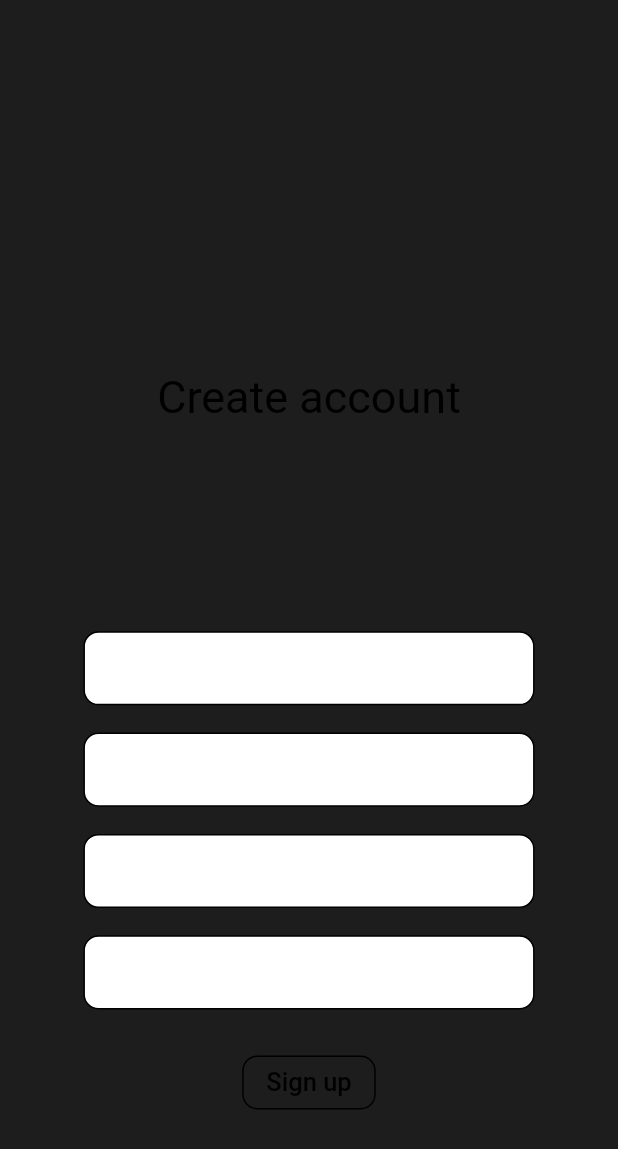
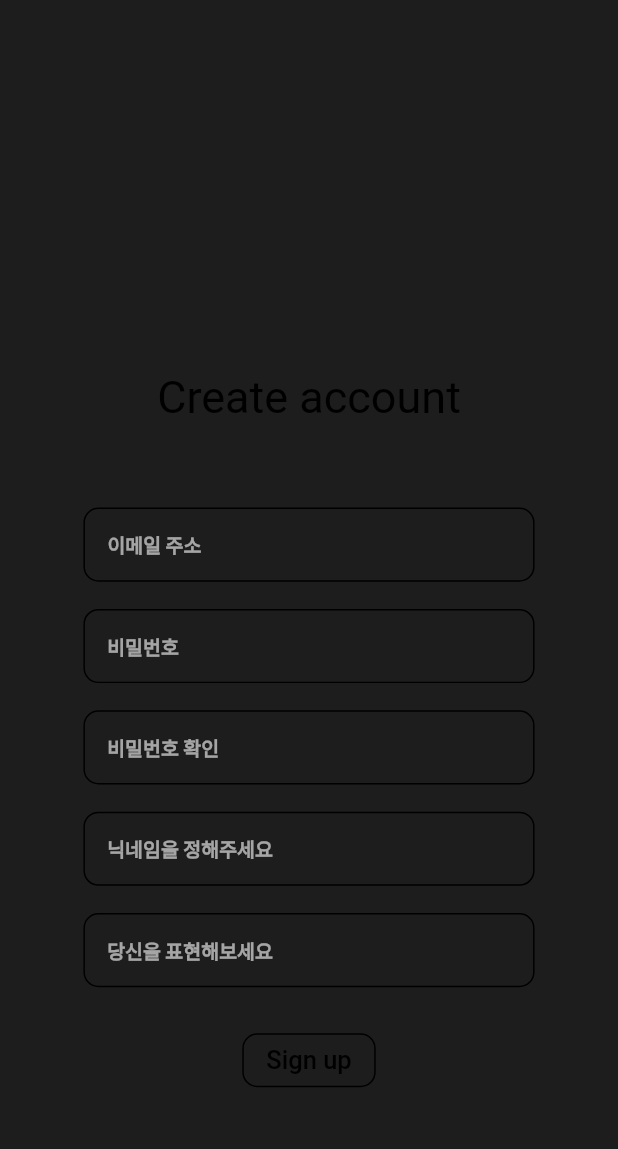
Before and after one commit to Cue-dev/Cue1.0_final, a Flutter app: the RegisterPage screen opened directly, on a phone screen of 412 x 824 dp. Shown: the top 1149 px of the screen. Run offline on Flutter 3.47's test engine with Material 2 defaults, Android fonts, the phone set to English and light mode, and no system bars; our stand-ins replace camera, cloud_firestore, firebase_auth, firebase_core, firebase_storage, flutter_spinkit and 5 more; missing offline and left inert: configurable_expansion_tile, flutter_sound, neeko; accounts and stored records are empty.

Commit message:
0403 updated

```diff
--- a/Cue/lib/screen/login/register_page.dart
+++ b/Cue/lib/screen/login/register_page.dart
@@ -14,14 +14,16 @@ class RegisterPage extends StatefulWidget {
 }
 
 class _RegisterPageState extends State<RegisterPage> {
+  final _scaffoldKey = GlobalKey<ScaffoldState>();
   final GlobalKey<FormState> _formKey = GlobalKey<FormState>();
   final TextEditingController _emailController = TextEditingController();
   final TextEditingController _passwordController = TextEditingController();
   final TextEditingController _passwordController2 = TextEditingController();
   final TextEditingController _nickNameController = TextEditingController();
+  final TextEditingController _descriptionController = TextEditingController();
   bool _loading = false;
 
-  bool _success;
+  bool _success = true;
   String _userEmail;
 
   @override
@@ -32,6 +34,7 @@ class _RegisterPageState extends State<RegisterPage> {
     return _loading
         ? Loading()
         : Scaffold(
+            key: _scaffoldKey,
             body: Form(
               key: _formKey,
               child: SingleChildScrollView(
@@ -44,11 +47,12 @@ class _RegisterPageState extends State<RegisterPage> {
                         style: TextStyle(fontSize: 30, color: Colors.black),
                       ),
                     ),
-                    SizedBox(height: mh * 0.15),
-                    createID('Email Address', mw, mh),
-                    createPW('Password', mw, mh),
-                    confirmPW('Confirm Password', mw, mh),
-                    createNick('Your Nickname', mw, mh),
+                    SizedBox(height: mh * 0.05),
+                    createID('이메일 주소', mw, mh),
+                    createPW('비밀번호', mw, mh),
+                    confirmPW('비밀번호 확인', mw, mh),
+                    createNick('닉네임을 정해주세요', mw, mh),
+                    createDescription('당신을 표현해보세요', mw, mh),
                     SizedBox(height: mh * 0.03),
                     FlatButton(
                       onPressed: () async {
@@ -57,13 +61,15 @@ class _RegisterPageState extends State<RegisterPage> {
                             _loading = true;
                           });
                           // await _register();
-                          context.read<AuthProvider>().signUp(
+                          await context.read<AuthProvider>().signUp(
                               email: _emailController.text.trim(),
                               password: _passwordController.text.trim(),
-                              );
+                              nickName: _nickNameController.text.trim(),
+                              description: _descriptionController.text.trim());
                           setState(() {
                             _loading = false;
                           });
+                          //TODO: Success이걸로 작성한 form들 확인해야댐
                           _success == true
                               ? Navigator.push(
                                   context,
@@ -71,6 +77,7 @@ class _RegisterPageState extends State<RegisterPage> {
                                       builder: (BuildContext context) =>
                                           RegisterPage2()))
                               //TODO: RegisterPage2를 다이아로그로 띄우고 pop하는 것으로
+                              //TODO: 지금은 회원가입하면 push한 화면들때문에 메인화면이 뜨지 않음.
                               : showSnackBar(context);
                         }
                       },
@@ -99,7 +106,6 @@ class _RegisterPageState extends State<RegisterPage> {
       margin: EdgeInsets.only(left: 10, right: 10, top: 15),
       padding: EdgeInsets.only(left: 15),
       decoration: BoxDecoration(
-          color: Colors.white,
           borderRadius: BorderRadius.all(Radius.circular(10)),
           border: Border.all(width: 1, color: Colors.black)),
     );
@@ -118,7 +124,6 @@ class _RegisterPageState extends State<RegisterPage> {
           EdgeInsets.only(left: mw * 0.024, right: mw * 0.024, top: mh * 0.022),
       padding: EdgeInsets.only(left: mw * 0.036),
       decoration: BoxDecoration(
-          color: Colors.white,
           borderRadius: BorderRadius.all(Radius.circular(10)),
           border: Border.all(width: mw * 0.0024, color: Colors.black)),
     );
@@ -137,7 +142,6 @@ class _RegisterPageState extends State<RegisterPage> {
           EdgeInsets.only(left: mw * 0.024, right: mw * 0.024, top: mh * 0.022),
       padding: EdgeInsets.only(left: mw * 0.036),
       decoration: BoxDecoration(
-          color: Colors.white,
           borderRadius: BorderRadius.all(Radius.circular(10)),
           border: Border.all(width: mw * 0.0024, color: Colors.black)),
     );
@@ -156,7 +160,23 @@ class _RegisterPageState extends State<RegisterPage> {
           EdgeInsets.only(left: mw * 0.024, right: mw * 0.024, top: mh * 0.022),
       padding: EdgeInsets.only(left: mw * 0.036),
       decoration: BoxDecoration(
-          color: Colors.white,
+          borderRadius: BorderRadius.all(Radius.circular(10)),
+          border: Border.all(width: mw * 0.0024, color: Colors.black)),
+    );
+  }
+
+  Widget createDescription(String txt, double mw, double mh) {
+    return Container(
+      child: TextField(
+        controller: _descriptionController,
+        decoration: InputDecoration(border: InputBorder.none, hintText: txt),
+      ),
+      width: mw * 0.73,
+      height: mh * 0.06,
+      margin:
+          EdgeInsets.only(left: mw * 0.024, right: mw * 0.024, top: mh * 0.022),
+      padding: EdgeInsets.only(left: mw * 0.036),
+      decoration: BoxDecoration(
           borderRadius: BorderRadius.all(Radius.circular(10)),
           border: Border.all(width: mw * 0.0024, color: Colors.black)),
     );
@@ -172,30 +192,30 @@ class _RegisterPageState extends State<RegisterPage> {
     super.dispose();
   }
 
-  Future _register() async {
-    final User user = (await _auth.createUserWithEmailAndPassword(
-      email: _emailController.text,
-      password: _passwordController.text,
-    ))
-        .user;
-    if (user != null) {
-      await DatabaseService(uid: user.uid)
-          .createUserData(_nickNameController.text);
+//   Future _register() async {
+//     final User user = (await _auth.createUserWithEmailAndPassword(
+//       email: _emailController.text,
+//       password: _passwordController.text,
+//     ))
+//         .user;
+//     if (user != null) {
+//       await DatabaseService(uid: user.uid)
+//           .createUserData(_nickNameController.text);
 
-      setState(() {
-        _success = true;
-        _userEmail = user.email;
-      });
-    } else {
-      _success = false;
-    }
-  }
-}
+//       setState(() {
+//         _success = true;
+//         _userEmail = user.email;
+//       });
+//     } else {
+//       _success = false;
+//     }
+//   }
 
   void showSnackBar(BuildContext context) {
-  Scaffold.of(context).showSnackBar(SnackBar(
+    _scaffoldKey.currentState.showSnackBar(SnackBar(
       content: Text('다시 진행해주세요', textAlign: TextAlign.center),
       duration: Duration(seconds: 2),
       backgroundColor: Colors.redAccent,
     ));
   }
+}
--- a/Cue/lib/services/database.dart
+++ b/Cue/lib/services/database.dart
@@ -9,9 +9,10 @@ class DatabaseService {
   final CollectionReference videoCollection =
       FirebaseFirestore.instance.collection('videos');
 
-  Future createUserData(String nickName) async {
+  Future createUserData(String nickName, String description) async {
     return await userCollection.doc(uid).set({
       'name': nickName,
+      'description': description,
       'follwing': 0,
       'follower': 0,
     });
```
Also changed, not shown: Cue/lib/screen/video/playvideo_page.dart (+23 -1 lines), Cue/lib/services/auth_provider.dart (+7 -2 lines). Lines whose indentation alone changed are shown as unchanged.
